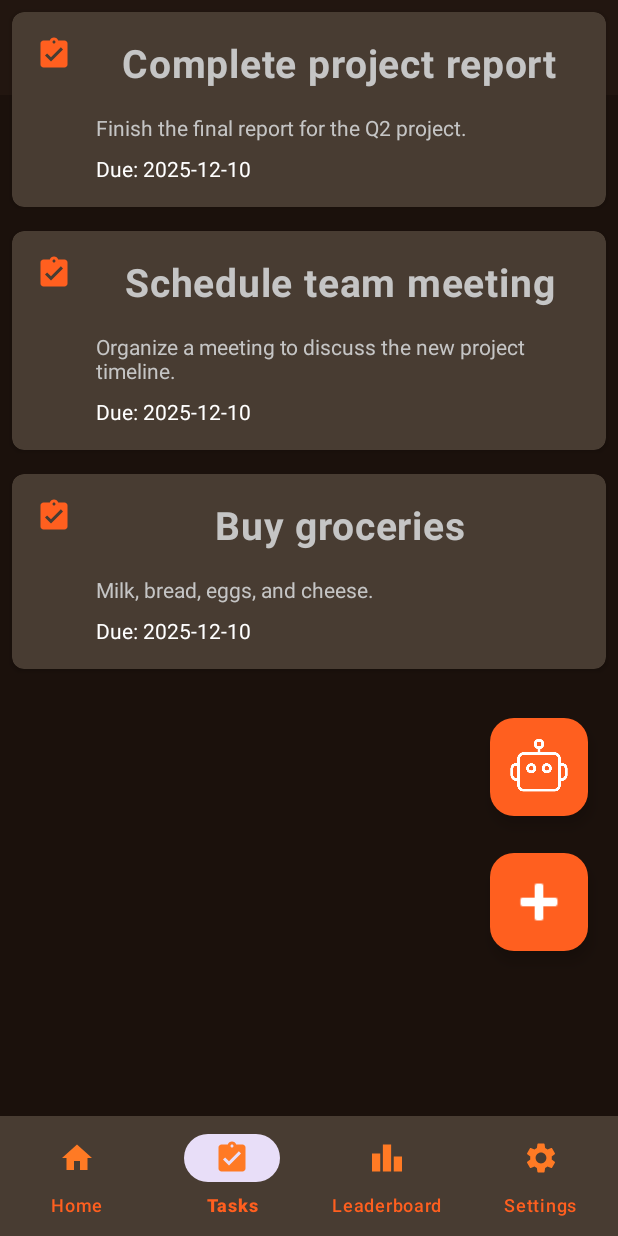
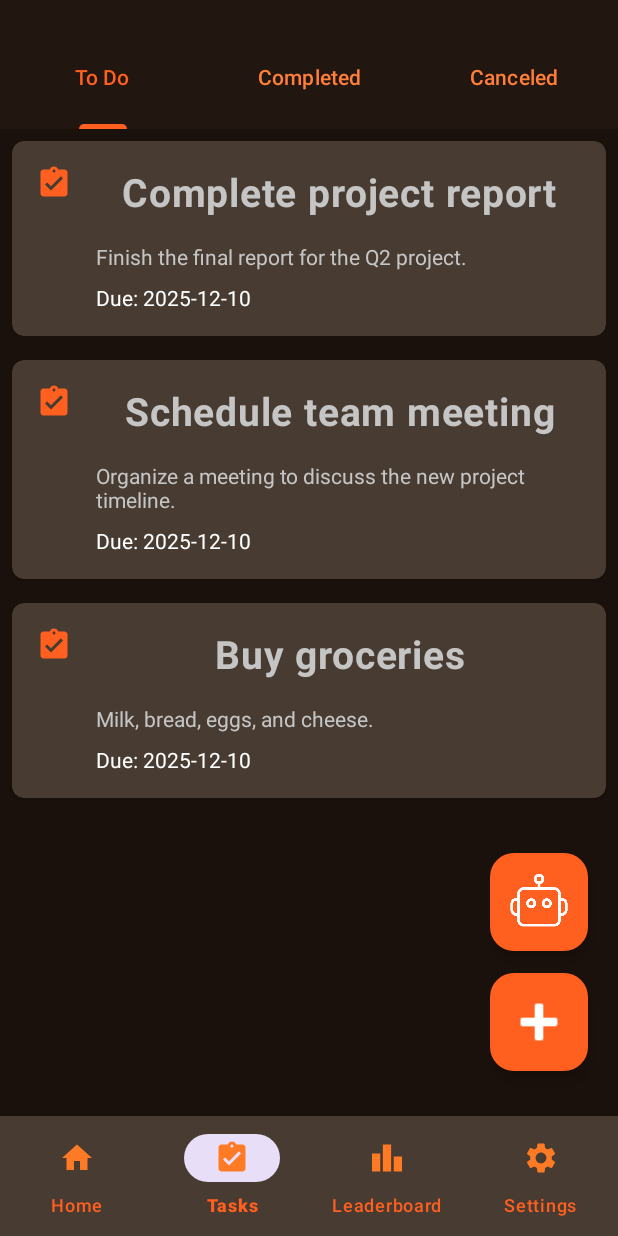
Before and after one commit to D-Dan16/Stop-Delaying, an Android app: the MainApp screen opened directly, with no data from a screen before it, item 2 of the bottom bar chosen, on a phone screen of 412 x 824 dp. Run offline under Robolectric (Android 15) with nearby library versions, the phone set to English and light mode, and no system bars.

Commit message:
clicking buttons in the Login,Opening Screen , and Register activities now work.
Also tempered with the view of the Tab bar in both Tasks fragment and Leaderboard fragment.

```diff
--- a/app/src/main/java/com/example/procrastination/ui/activities/MainApp.java
+++ b/app/src/main/java/com/example/procrastination/ui/activities/MainApp.java
@@ -41,19 +41,12 @@ public class MainApp extends AppCompatActivity implements HomeFragment.OnHomeFra
         super.onCreate(savedInstanceState);
         EdgeToEdge.enable(this);
         setContentView(R.layout.activity_main_app);
-        ViewCompat.setOnApplyWindowInsetsListener(findViewById(R.id.main), (v, insets) -> {
-            Insets systemBars = insets.getInsets(WindowInsetsCompat.Type.systemBars());
-            v.setPadding(systemBars.left, systemBars.top, systemBars.right, systemBars.bottom);
-            return insets;
-        });
 
         bottomNavigationView = findViewById(R.id.bottomNavigation);
 
         replaceFragment(homeFragment);
 
-        bottomNavigationView.setOnItemSelectedListener(new NavigationBarView.OnItemSelectedListener() {
-            @Override
-            public boolean onNavigationItemSelected(@NonNull MenuItem item) {
+        bottomNavigationView.setOnItemSelectedListener(item -> {
             if (item.getItemId() == R.id.nav_home) {
                 replaceFragment(homeFragment);
                 return true;
@@ -68,7 +61,6 @@ public class MainApp extends AppCompatActivity implements HomeFragment.OnHomeFra
                 return true;
             }
             return false;
-            }
         });
     }
 
--- a/app/src/main/res/layout/fragment_tasks.xml
+++ b/app/src/main/res/layout/fragment_tasks.xml
@@ -7,13 +7,19 @@
     android:layout_height="match_parent"
     android:background="@color/bg_primary">
 
+    <com.google.android.material.appbar.AppBarLayout
+            android:layout_width="match_parent"
+            android:layout_height="wrap_content"
+            android:background="@color/bg_secondary"
+            android:paddingTop="16dp">
+
         <com.google.android.material.tabs.TabLayout
                 android:id="@+id/tab_layout"
                 android:layout_width="match_parent"
-            android:layout_height="63dp"
+                android:layout_height="70dp"
                 app:tabMode="fixed"
                 app:tabGravity="fill"
-            android:backgroundTint="@color/bg_secondary"
+                android:background="@android:color/transparent"
                 app:tabTextColor="@color/accent_orange_toggle"
                 app:tabSelectedTextColor="@color/neon_orange"
                 app:tabIndicatorColor="@color/neon_orange">
@@ -38,16 +44,19 @@
 
         </com.google.android.material.tabs.TabLayout>
 
+    </com.google.android.material.appbar.AppBarLayout>
+
     <androidx.viewpager2.widget.ViewPager2
             android:id="@+id/view_pager"
             android:layout_width="match_parent"
-            android:layout_height="match_parent" />
+            android:layout_height="match_parent"
+            app:layout_behavior="@string/appbar_scrolling_view_behavior" />
 
     <com.google.android.material.floatingactionbutton.FloatingActionButton
             android:id="@+id/fab_ai_analyze"
             android:layout_width="wrap_content"
             android:layout_height="wrap_content"
-            android:layout_marginBottom="200dp"
+            android:layout_marginBottom="110dp"
             android:contentDescription="Analyze tasks with AI"
             android:src="@drawable/ic_ai"
             app:backgroundTint="@color/neon_orange"
@@ -69,7 +78,7 @@
             android:contentDescription="Add new task"
             app:fabCustomSize="65dp"
             app:maxImageSize="45dp"
-            android:layout_marginBottom="110dp"
+            android:layout_marginBottom="30dp"
             android:layout_marginEnd="20dp" />
 
 </androidx.coordinatorlayout.widget.CoordinatorLayout>
```
Also changed, not shown: app/src/main/java/com/example/procrastination/ui/activities/Login.java (+17 -0 lines), app/src/main/java/com/example/procrastination/ui/activities/OpeningScreen.java (+19 -0 lines), app/src/main/java/com/example/procrastination/ui/activities/Register.java (+17 -0 lines), app/src/main/res/layout/fragment_leaderboard.xml (+5 -4 lines). Lines whose indentation alone changed are shown as unchanged.
